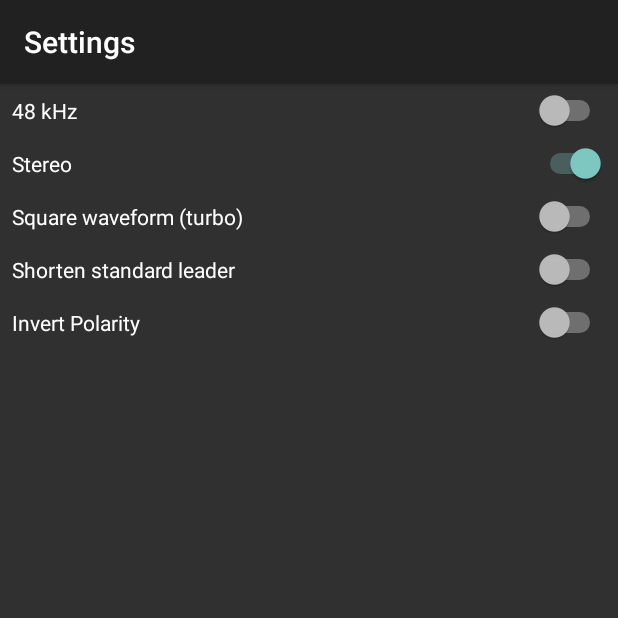
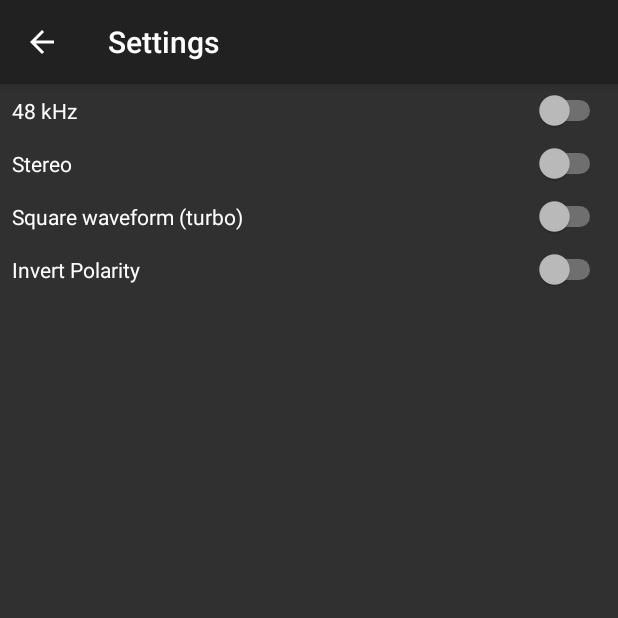
Before and after one commit to baktragh/CAS2Audio, an Android app: the screen it shows after launch (SettingsActivity), after a tap on "SETTINGS...", on a phone screen of 412 x 824 dp, the top half of it. Run offline under Robolectric (Android 15) with nearby library versions, the phone set to English and light mode, and no system bars; libraries missing offline, so code that uses them is left out: com.obsez.android; 2 other taps on this screen came first.

Commit message:
Make User Settings a separate activity (take 3, data exchange between activities)

```diff
--- a/app/src/main/AndroidManifest.xml
+++ b/app/src/main/AndroidManifest.xml
@@ -19,7 +19,8 @@
             android:name=".SettingsActivity"
             android:exported="false"
             android:label="@string/title_activity_settings"
-            android:theme="@style/AppTheme" />
+            android:theme="@style/AppTheme"
+            android:parentActivityName=".MainActivity"/>
         <activity
             android:name=".MainActivity"
             android:screenOrientation="nosensor">
--- a/app/src/main/java/com/baktra/cas2audio/MainActivity.java
+++ b/app/src/main/java/com/baktra/cas2audio/MainActivity.java
@@ -196,7 +196,22 @@ public class MainActivity extends Activity {
     public final void onSettings(View v) {
         System.out.println("Settings");
         Intent intent = new Intent(this, SettingsActivity.class);
-        startActivity(intent);
+        intent.setAction(Intent.ACTION_GET_CONTENT);
+        intent.putExtra("user_settings",this.userSettings);
+        startActivityForResult(intent,148);
+    }
+
+    public final void onActivityResult(int requestCode,
+                                       int resultCode,
+                                       Intent data) {
+        super.onActivityResult(requestCode,resultCode,data);
+        if (data!=null) {
+            this.userSettings = (UserSettings) data.getSerializableExtra("user_settings");
+            System.out.println("Activity result");
+        }
+
+        System.out.println("Activity result processed");
+
     }
 
 
--- a/app/src/main/java/com/baktra/cas2audio/SettingsActivity.java
+++ b/app/src/main/java/com/baktra/cas2audio/SettingsActivity.java
@@ -13,6 +13,7 @@ import android.view.View;
 import android.widget.AdapterView;
 import android.widget.ArrayAdapter;
 import android.widget.Button;
+import android.widget.CheckBox;
 import android.widget.ListView;
 import android.widget.ProgressBar;
 import android.widget.SeekBar;
@@ -30,6 +31,8 @@ import java.util.StringTokenizer;
 
 public class SettingsActivity extends Activity {
 
+    private UserSettings userSettings;
+
     public SettingsActivity() {
         super();
     }
@@ -42,10 +45,18 @@ public class SettingsActivity extends Activity {
 
     protected final void onResume() {
         super.onResume();
+        userSettings = (UserSettings)getIntent().getSerializableExtra("user_settings");
+        setUI();
+
     }
 
     protected final void onStop() {
+        System.out.println("Stopping settings");
         super.onStop();
+        flushUIToSettings();
+        setResult(RESULT_OK,new Intent().putExtra("user_settings",this.userSettings));
+        System.out.println("Result was set");
+        finish();
     }
 
     protected final void onDestroy() {
@@ -54,9 +65,30 @@ public class SettingsActivity extends Activity {
 
     private final void setUI() {
 
+        Switch s48Khz = findViewById(R.id.sw48kHz);
+        Switch sMono = findViewById(R.id.swChannels);
+        Switch sInvertPulses = findViewById(R.id.swInvertPulses);
+        Switch sSquare = findViewById(R.id.swSquareWave);
+
+        s48Khz.setChecked(userSettings.isDo48kHz());
+        sMono.setChecked(userSettings.isDoMono());
+        sInvertPulses.setChecked(userSettings.isDoInvertPolarity());
+        sSquare.setChecked(userSettings.isDoSquareWave());
+
     }
 
     private final void flushUIToSettings() {
+        Switch s48Khz = findViewById(R.id.sw48kHz);
+        Switch sMono = findViewById(R.id.swChannels);
+        Switch sInvertPulses = findViewById(R.id.swInvertPulses);
+        Switch sSquare = findViewById(R.id.swSquareWave);
+
+        userSettings.setDo48kHz(s48Khz.isChecked());
+        userSettings.setDoMono(sMono.isChecked());
+        userSettings.setDoInvertPolarity(sInvertPulses.isChecked());
+        userSettings.setDoSquareWave(sSquare.isChecked());
+
+        System.out.println("Flushed");
 
     }
 
--- a/app/src/main/java/com/baktra/cas2audio/UserSettings.java
+++ b/app/src/main/java/com/baktra/cas2audio/UserSettings.java
@@ -2,7 +2,9 @@ package com.baktra.cas2audio;
 
 import android.content.SharedPreferences;
 
-public class UserSettings {
+import java.io.Serializable;
+
+public class UserSettings implements Serializable {
 
     private boolean doMono=false;
     private boolean do48kHz=false;
--- a/app/src/main/res/layout/activity_settings.xml
+++ b/app/src/main/res/layout/activity_settings.xml
@@ -31,13 +31,6 @@
             android:text="@string/lbl_square" />
 
         <Switch
-            android:id="@+id/swShortLeader"
-            android:layout_width="match_parent"
-            android:layout_height="wrap_content"
-            android:padding="8dp"
-            android:text="@string/lbl_short_leader" />
-
-        <Switch
             android:id="@+id/swInvertPulses"
             android:layout_width="match_parent"
             android:layout_height="wrap_content"
```
